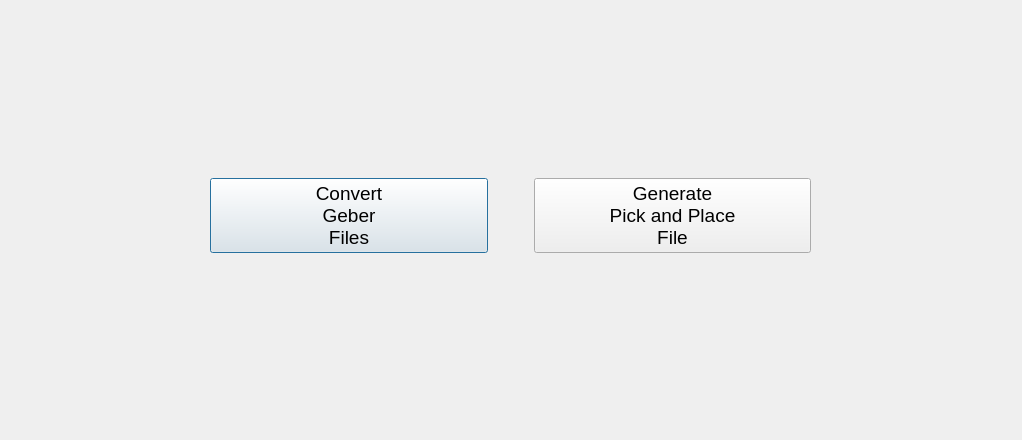
The window that App/ui/MainWindow_ui.ui (fernandeclercq/FabAPP) describes before a commit, drawn with Qt 5.
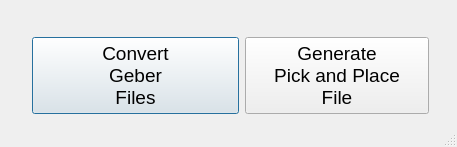
The same window after the commit.

```diff
--- a/App/ui/MainWindow_ui.ui
+++ b/App/ui/MainWindow_ui.ui
@@ -6,23 +6,47 @@
    <rect>
     <x>0</x>
     <y>0</y>
-    <width>1022</width>
-    <height>440</height>
+    <width>457</width>
+    <height>147</height>
    </rect>
   </property>
+  <property name="sizePolicy">
+   <sizepolicy hsizetype="Minimum" vsizetype="Minimum">
+    <horstretch>0</horstretch>
+    <verstretch>0</verstretch>
+   </sizepolicy>
+  </property>
+  <property name="minimumSize">
+   <size>
+    <width>457</width>
+    <height>147</height>
+   </size>
+  </property>
+  <property name="maximumSize">
+   <size>
+    <width>457</width>
+    <height>147</height>
+   </size>
+  </property>
   <property name="windowTitle">
-   <string>Dialog</string>
+   <string>Main Windows</string>
+  </property>
+  <property name="sizeGripEnabled">
+   <bool>true</bool>
   </property>
   <widget class="QWidget" name="horizontalLayoutWidget">
    <property name="geometry">
     <rect>
      <x>10</x>
      <y>10</y>
-     <width>1001</width>
-     <height>411</height>
+     <width>441</width>
+     <height>131</height>
     </rect>
    </property>
    <layout class="QHBoxLayout" name="horizontalLayout">
+    <property name="sizeConstraint">
+     <enum>QLayout::SetNoConstraint</enum>
+    </property>
     <item>
      <spacer name="horizontalSpacer">
       <property name="orientation">
@@ -41,6 +65,12 @@
     </item>
     <item>
      <widget class="QPushButton" name="btnConvertGrb">
+      <property name="minimumSize">
+       <size>
+        <width>207</width>
+        <height>77</height>
+       </size>
+      </property>
       <property name="maximumSize">
        <size>
         <width>16777215</width>
@@ -83,6 +113,12 @@
     </item>
     <item>
      <widget class="QPushButton" name="btnGenerateNeodenFile">
+      <property name="minimumSize">
+       <size>
+        <width>184</width>
+        <height>77</height>
+       </size>
+      </property>
       <property name="font">
        <font>
         <pointsize>14</pointsize>
```
